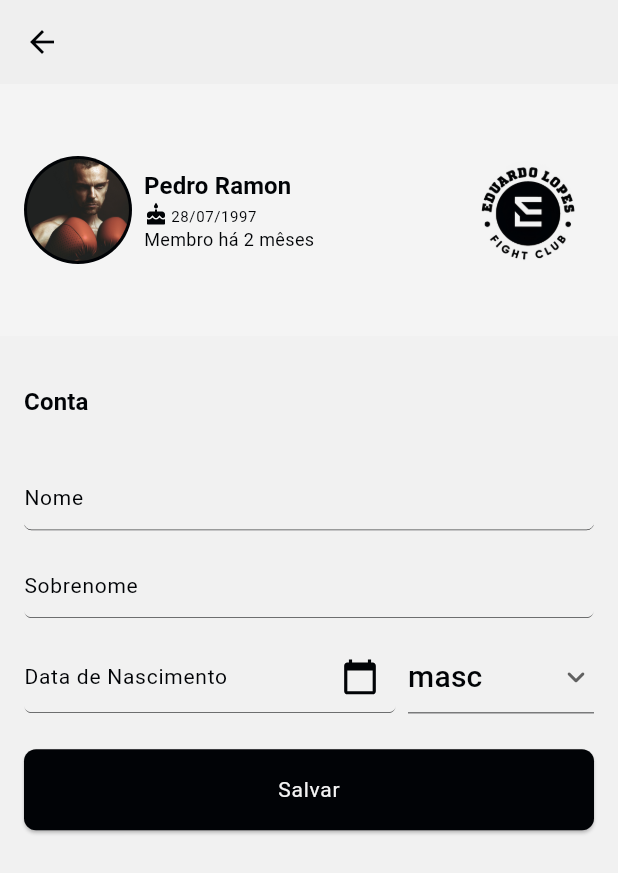
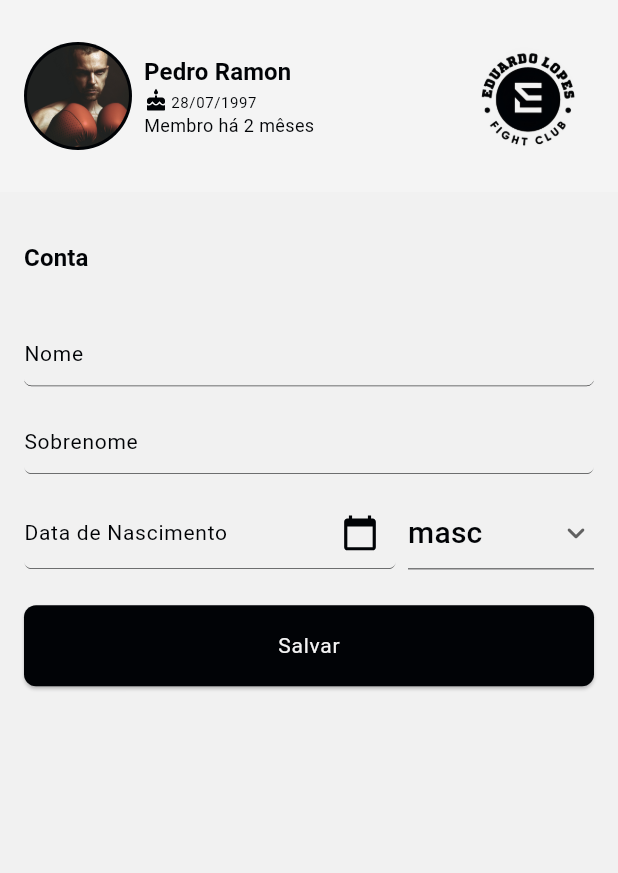
Before and after one commit to EdFilho/elfc, a Flutter app: the EditProfilePage screen opened by its route, on a phone screen of 412 x 824 dp. Shown: the top 873 px of the screen. Run offline on Flutter 3.47's test engine with Material 2 defaults, Android fonts, the phone set to English and light mode, and no system bars; our stand-ins replace cached_network_image, dio, faker, flare_flutter, flutter_keyboard_visibility, flutter_screenutil and 6 more; accounts and stored records are empty.

Commit message:
feat: edit profile

```diff
--- a/lib/app/ui/pages/auth/login/login_controller.dart
+++ b/lib/app/ui/pages/auth/login/login_controller.dart
@@ -8,6 +8,6 @@ class LoginController extends GetxController {
   Rx<TextEditingController> passwordController = TextEditingController().obs;
 
   void login() {
-    Get.offAndToNamed(Routes.home);
+    Get.offAllNamed(Routes.home);
   }
 }
--- a/lib/app/ui/pages/edit_profile/edit_profile_page.dart
+++ b/lib/app/ui/pages/edit_profile/edit_profile_page.dart
@@ -9,8 +9,6 @@ class EditProfilePage extends GetView<EditProfileController> {
   @override
   Widget build(BuildContext context) {
     return Scaffold(
-      resizeToAvoidBottomInset: true,
-      appBar: AppBar(),
       body: SafeArea(
         child: SingleChildScrollView(
           child: Column(
--- a/lib/app/ui/shared/components/molecules/user_card.dart
+++ b/lib/app/ui/shared/components/molecules/user_card.dart
@@ -18,10 +18,10 @@ class UserCard extends StatelessWidget {
     return Container(
       padding: const EdgeInsets.symmetric(
         horizontal: 16.0,
-        vertical: 40.0,
+        vertical: 20.0,
       ),
       decoration: BoxDecoration(
-        color: Theme.of(context).dialogBackgroundColor,
+        color: Theme.of(context).colorScheme.onPrimary,
       ),
       child: Row(
         children: [
```
Also changed, not shown: assets/icons/settings.svg (added).
